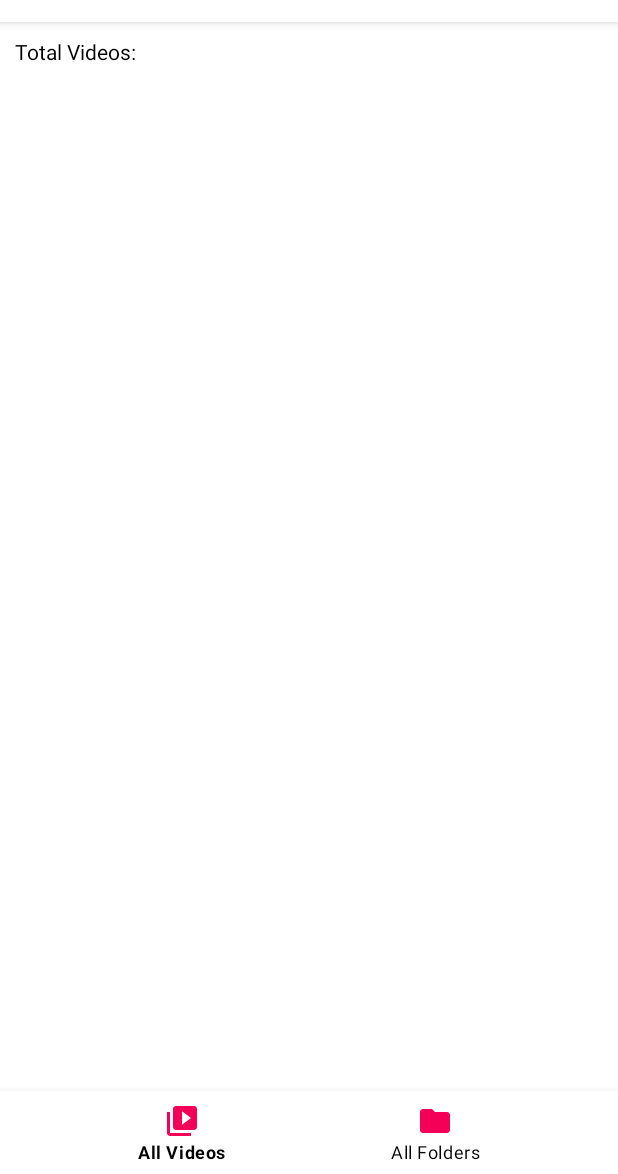
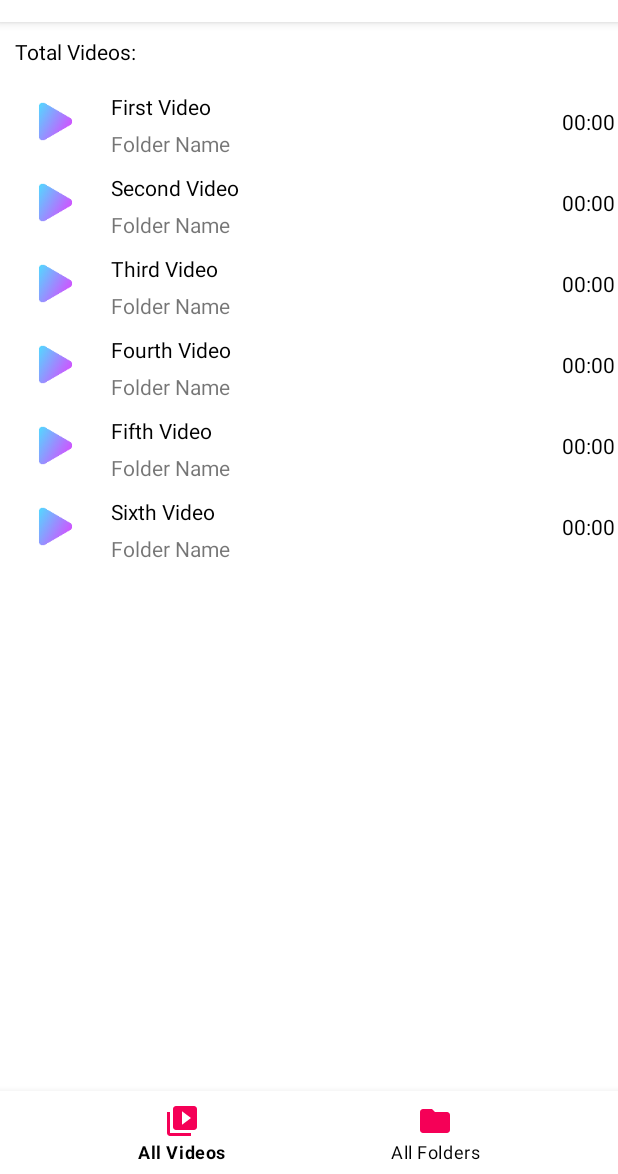
Before and after one commit to adshriniwas/Video_Player, an Android app: the MainActivity screen opened directly, with no data from a screen before it, on a phone screen of 412 x 824 dp, the part 62-1236 px from its top. Run offline under Robolectric (Android 15) with nearby library versions, the phone set to English and light mode, and no system bars.

Commit message:
videoview recycler view tempdata set

```diff
--- a/app/src/main/java/com/shriniwas/pawar/videoplayer/MainActivity.kt
+++ b/app/src/main/java/com/shriniwas/pawar/videoplayer/MainActivity.kt
@@ -21,8 +21,8 @@ import kotlin.system.exitProcess
 
 class MainActivity : AppCompatActivity() {
 
-    lateinit var binding: ActivityMainBinding
-    lateinit var toggle: ActionBarDrawerToggle
+    private lateinit var binding: ActivityMainBinding
+    private lateinit var toggle: ActionBarDrawerToggle
 
     override fun onCreate(savedInstanceState: Bundle?) {
         super.onCreate(savedInstanceState)
--- /dev/null
+++ b/app/src/main/java/com/shriniwas/pawar/videoplayer/VideoAdapter.kt
@@ -0,0 +1,25 @@
+package com.shriniwas.pawar.videoplayer
+
+import android.content.Context
+import android.view.LayoutInflater
+import android.view.ViewGroup
+import androidx.recyclerview.widget.RecyclerView
+import com.shriniwas.pawar.videoplayer.databinding.VideoViewBinding
+
+class VideoAdapter(private val context: Context, private var videoList: ArrayList<String>) : RecyclerView.Adapter<VideoAdapter.MyHolder>(){
+    class MyHolder(binding: VideoViewBinding): RecyclerView.ViewHolder(binding.root) {
+        val title = binding.videoName
+    }
+
+    override fun onCreateViewHolder(parent: ViewGroup, viewType: Int): VideoAdapter.MyHolder {
+        return MyHolder(VideoViewBinding.inflate(LayoutInflater.from(context), parent, false))
+    }
+
+    override fun onBindViewHolder(holder: VideoAdapter.MyHolder, position: Int) {
+        holder.title.text = videoList[position]
+    }
+
+    override fun getItemCount(): Int {
+        return videoList.size
+    }
+}
--- a/app/src/main/java/com/shriniwas/pawar/videoplayer/VideosFragment.kt
+++ b/app/src/main/java/com/shriniwas/pawar/videoplayer/VideosFragment.kt
@@ -5,6 +5,8 @@ import androidx.fragment.app.Fragment
 import android.view.LayoutInflater
 import android.view.View
 import android.view.ViewGroup
+import androidx.recyclerview.widget.LinearLayoutManager
+import com.shriniwas.pawar.videoplayer.databinding.FragmentVideosBinding
 
 
 class VideosFragment : Fragment() {
@@ -20,7 +22,23 @@ class VideosFragment : Fragment() {
 
     override fun onCreateView(inflater: LayoutInflater, container: ViewGroup?, savedInstanceState: Bundle?): View? {
         // Inflate the layout for this fragment
-        return inflater.inflate(R.layout.fragment_videos, container, false)
+        val view = inflater.inflate(R.layout.fragment_videos, container, false)
+
+        val binding = FragmentVideosBinding.bind(view)
+        val tempList = ArrayList<String>()
+        tempList.add("First Video")
+        tempList.add("Second Video")
+        tempList.add("Third Video")
+        tempList.add("Fourth Video")
+        tempList.add("Fifth Video")
+        tempList.add("Sixth Video")
+
+        binding.videoRV.setHasFixedSize(true)
+        binding.videoRV.setItemViewCacheSize(10)
+
+        binding.videoRV.layoutManager = LinearLayoutManager(requireContext())
+        binding.videoRV.adapter = VideoAdapter(requireContext(), tempList)
+        return view
     }
 
 
--- a/app/src/main/res/layout/fragment_videos.xml
+++ b/app/src/main/res/layout/fragment_videos.xml
@@ -8,10 +8,18 @@
 
 
     <TextView
+        android:id="@+id/totalVideos"
         android:layout_width="match_parent"
         android:layout_height="wrap_content"
         android:text="@string/total_videos"
         android:textColor="@color/black"
         android:layout_margin="10dp"/>
 
+    <androidx.recyclerview.widget.RecyclerView
+        android:id="@+id/videoRV"
+        android:layout_width="match_parent"
+        android:layout_height="wrap_content"
+        android:scrollbars="vertical"
+        />
+
 </androidx.appcompat.widget.LinearLayoutCompat>
--- /dev/null
+++ b/app/src/main/res/layout/video_view.xml
@@ -0,0 +1,51 @@
+<?xml version="1.0" encoding="utf-8"?>
+<LinearLayout xmlns:android="http://schemas.android.com/apk/res/android"
+    xmlns:app="http://schemas.android.com/apk/res-auto"
+    android:orientation="horizontal"
+    android:layout_width="match_parent"
+    android:layout_height="wrap_content"
+    android:padding="2dp">
+
+    <com.google.android.material.imageview.ShapeableImageView
+        android:id="@+id/videoImg"
+        android:layout_width="70dp"
+        android:layout_height="50dp"
+        android:src="@mipmap/ic_video_player"
+        android:contentDescription="@string/image"
+        app:shapeAppearanceOverlay="@style/curved"/>
+
+    <LinearLayout
+        android:layout_width="0dp"
+        android:layout_height="wrap_content"
+        android:orientation="vertical"
+        android:layout_weight="1"
+        android:paddingHorizontal="2dp">
+
+        <TextView
+            android:id="@+id/videoName"
+            android:layout_width="match_parent"
+            android:layout_height="30dp"
+            android:text="@string/video_name"
+            android:textColor="@color/black"
+            android:gravity="center_vertical"/>
+
+        <TextView
+            android:id="@+id/folderName"
+            android:layout_width="match_parent"
+            android:layout_height="20dp"
+            android:text="@string/folder_name"
+            android:gravity="center_vertical"
+            />
+    </LinearLayout>
+
+    <TextView
+        android:id="@+id/duration"
+        android:layout_width="wrap_content"
+        android:layout_height="50dp"
+        android:textColor="@color/black"
+        android:text="@string/duration"
+        android:gravity="center"
+        />
+
+
+</LinearLayout>
--- /dev/null
+++ b/app/src/main/res/values/custom_style.xml
@@ -0,0 +1,6 @@
+<?xml version="1.0" encoding="utf-8"?>
+<resources>
+    <style name="curved">
+        <item name="cornerSize">15%</item>
+    </style>
+</resources>
--- a/app/src/main/res/values/strings.xml
+++ b/app/src/main/res/values/strings.xml
@@ -15,4 +15,9 @@
     <string name="exit">Exit</string>
     <string name="nav_text">Welcome to The World of Entertainment!!!</string>
 
+    <string name="video_name">Video Name</string>
+    <string name="folder_name">Folder Name</string>
+    <string name="duration">00:00</string>
+    <string name="image">Image</string>
+
 </resources>
```
